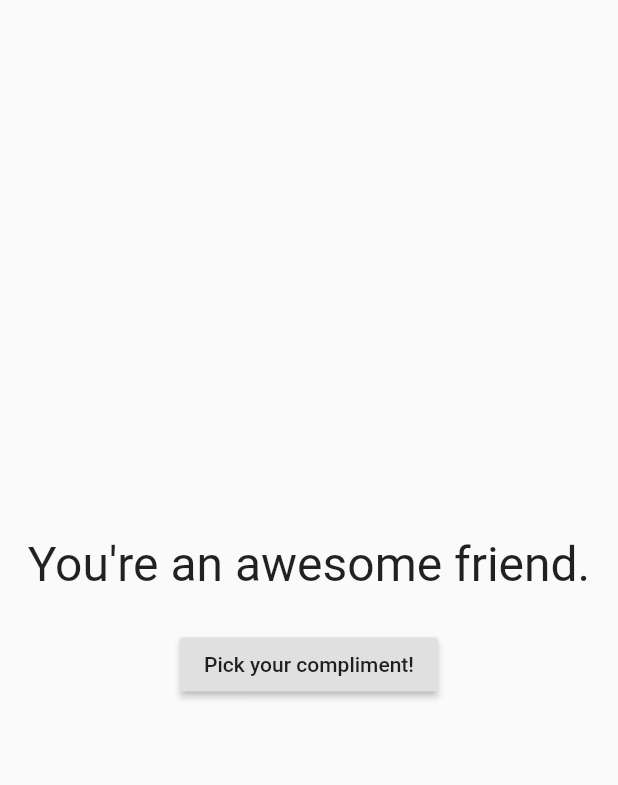
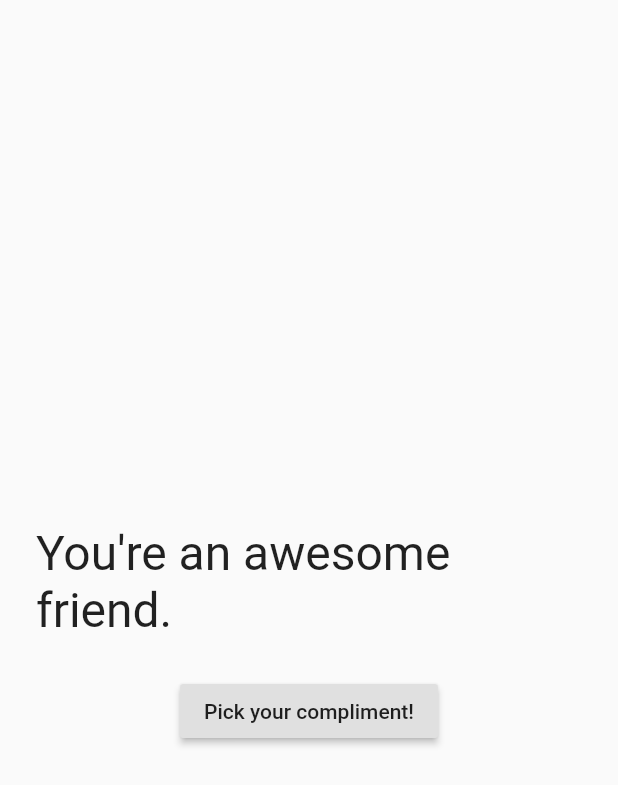
Before and after one commit to AdamskiMarcin/flutter-complimenter, a Flutter app: the screen it shows after launch, on a phone screen of 412 x 824 dp. Shown: the top 785 px of the screen. Run offline on Flutter 3.47's test engine with Material 2 defaults, Android fonts, the phone set to English and light mode, and no system bars.

Commit message:
Add padding

```diff
--- a/flutter_complimenter/lib/main.dart
+++ b/flutter_complimenter/lib/main.dart
@@ -35,9 +35,12 @@ class _MyAppState extends State<MyApp> {
 
   @override
   Widget build(BuildContext context) {
-    final textWidget = Text(
-      text,
-      style: TextStyle(fontSize: 32),
+    final textWidget = Padding(
+      padding: EdgeInsets.all(24),
+      child: Text(
+        text,
+        style: TextStyle(fontSize: 32),
+      ),
     );
     final buttonWidget = RaisedButton(
       onPressed: () => setState(() {
@@ -53,9 +56,6 @@ class _MyAppState extends State<MyApp> {
             mainAxisSize: MainAxisSize.min,
             children: <Widget>[
               textWidget,
-              SizedBox(
-                height: 24,
-              ),
               buttonWidget,
             ],
           ),
```
